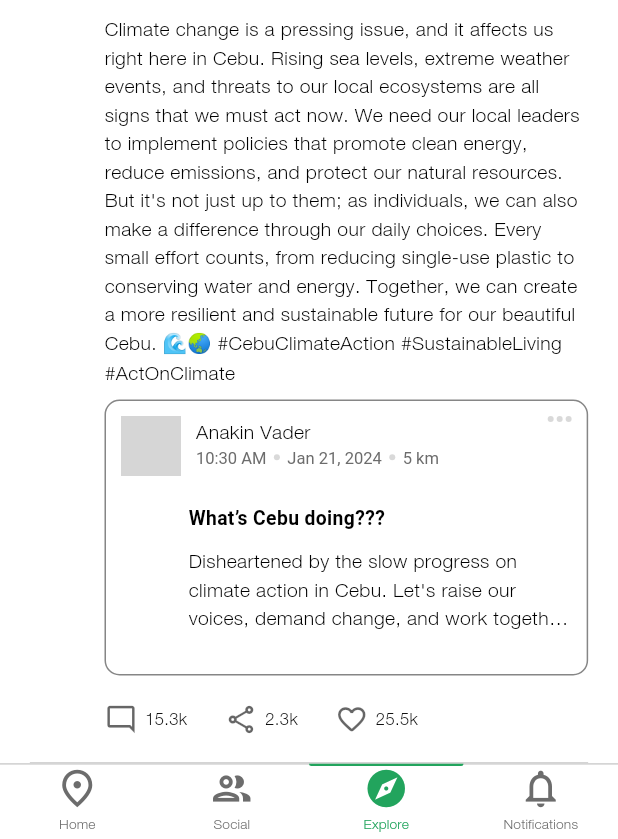
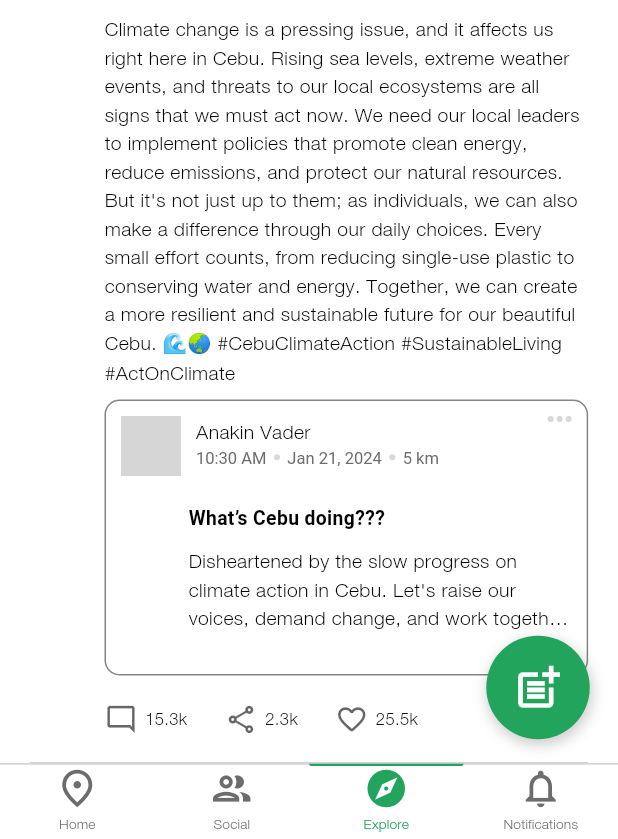
Before and after one commit to billanakin/GreenIt_app, a Flutter app: the screen it shows after launch, item 3 of the bottom bar chosen, scrolled down 1376 dp, on a phone screen of 412 x 824 dp, the part 397-1236 px from its top. Run offline on Flutter 3.47's test engine with Material 3 defaults, Android fonts, the phone set to English and light mode, and no system bars; our stand-ins replace flutter_svg, form_field_validator, google_maps_flutter, step_progress_indicator; Roboto replaces fonts that are missing (Helvetica); grey boxes are pictures that could not be loaded.

Commit message:
Added FloatingButton to other pages

```diff
--- a/lib/components/appBar/default_app_bar.dart
+++ b/lib/components/appBar/default_app_bar.dart
@@ -3,7 +3,6 @@ import 'package:greenit_version1/components/logo/inline_logo.dart';
 import 'package:greenit_version1/components/profile/profile_avatar.dart';
 import 'package:greenit_version1/constants.dart';
 import 'package:greenit_version1/screens/main_navigation.dart';
-import 'package:greenit_version1/screens/profile/profile_screen.dart';
 import 'package:greenit_version1/size_config.dart';
 
 import '../../models/profile.dart';
--- a/lib/components/appBar/explore_page_app_bar.dart
+++ b/lib/components/appBar/explore_page_app_bar.dart
@@ -3,7 +3,6 @@ import 'package:greenit_version1/components/fields/search_bar.dart';
 import 'package:greenit_version1/components/profile/profile_avatar.dart';
 import 'package:greenit_version1/constants.dart';
 import 'package:greenit_version1/models/profile.dart';
-import 'package:greenit_version1/screens/profile/profile_screen.dart';
 import 'package:greenit_version1/size_config.dart';
 
 class ExplorePageAppBar extends StatelessWidget implements PreferredSizeWidget {
--- a/lib/components/appBar/home_page_app_bar.dart
+++ b/lib/components/appBar/home_page_app_bar.dart
@@ -4,7 +4,6 @@ import 'package:greenit_version1/components/logo/inline_logo.dart';
 import 'package:greenit_version1/components/profile/profile_avatar.dart';
 import 'package:greenit_version1/constants.dart';
 import 'package:greenit_version1/models/profile.dart';
-import 'package:greenit_version1/screens/profile/profile_screen.dart';
 import 'package:greenit_version1/size_config.dart';
 
 class HomePageAppBar extends StatelessWidget implements PreferredSizeWidget {
--- a/lib/main.dart
+++ b/lib/main.dart
@@ -1,8 +1,6 @@
 import 'package:flutter/material.dart';
 import 'package:flutter/services.dart';
 import 'package:greenit_version1/screens/main_navigation.dart';
-import 'package:greenit_version1/screens/onboarding/components/onboarding_content.dart';
-import 'package:greenit_version1/screens/onboarding/onboarding_screen.dart';
 import 'package:greenit_version1/size_config.dart';
 import 'package:greenit_version1/theme.dart';
 
--- a/lib/screens/explore/explore_screen.dart
+++ b/lib/screens/explore/explore_screen.dart
@@ -1,4 +1,5 @@
 import 'package:flutter/material.dart';
+import 'package:greenit_version1/components/buttons/add_new_post_button.dart';
 import 'package:greenit_version1/screens/explore/components/body.dart';
 
 class ExploreScreen extends StatelessWidget {
@@ -6,10 +7,11 @@ class ExploreScreen extends StatelessWidget {
 
   @override
   Widget build(BuildContext context) {
-    return WillPopScope(
-      onWillPop: () async => false,
+    return PopScope(
+      onPopInvoked: (bool popped) async => false,
       child: const Scaffold(
-        body: const Body(),
+        body: Body(),
+        floatingActionButton: AddNewPostButton(),
       ),
     );
   }
--- a/lib/screens/main_navigation.dart
+++ b/lib/screens/main_navigation.dart
@@ -80,8 +80,8 @@ class _MainNavigationState extends State<MainNavigation>
   Widget build(BuildContext context) {
     SizeConfig().init(context);
 
-    return WillPopScope(
-      onWillPop: () async => false,
+    return PopScope(
+      onPopInvoked: (bool popped) async => false,
       child: Scaffold(
         body: TabBarView(
           controller: _tabController,
--- a/lib/screens/notifications/notifications.dart
+++ b/lib/screens/notifications/notifications.dart
@@ -6,8 +6,8 @@ class NotificationsScreen extends StatelessWidget {
 
   @override
   Widget build(BuildContext context) {
-    return WillPopScope(
-      onWillPop: () async => false,
+    return PopScope(
+      onPopInvoked: (bool popped) async => false,
       child: const Scaffold(
         body: Body(),
       ),
--- a/lib/screens/social/social_screen.dart
+++ b/lib/screens/social/social_screen.dart
@@ -1,4 +1,5 @@
 import 'package:flutter/material.dart';
+import 'package:greenit_version1/components/buttons/add_new_post_button.dart';
 import 'package:greenit_version1/screens/social/components/body.dart';
 
 class SocialScreen extends StatelessWidget {
@@ -6,10 +7,11 @@ class SocialScreen extends StatelessWidget {
 
   @override
   Widget build(BuildContext context) {
-    return WillPopScope(
-      onWillPop: () async => false,
+    return PopScope(
+      onPopInvoked: (bool popped) async => false,
       child: const Scaffold(
         body: Body(),
+        floatingActionButton: AddNewPostButton(),
       ),
     );
   }
--- a/lib/screens/successLogin/success_login_screen.dart
+++ b/lib/screens/successLogin/success_login_screen.dart
@@ -6,8 +6,8 @@ class SuccessLoginScreen extends StatelessWidget {
 
   @override
   Widget build(BuildContext context) {
-    return WillPopScope(
-      onWillPop: () async => false,
+    return PopScope(
+      onPopInvoked: (bool popped) async => false,
       child: const Scaffold(
         body: Body(),
       ),
```
